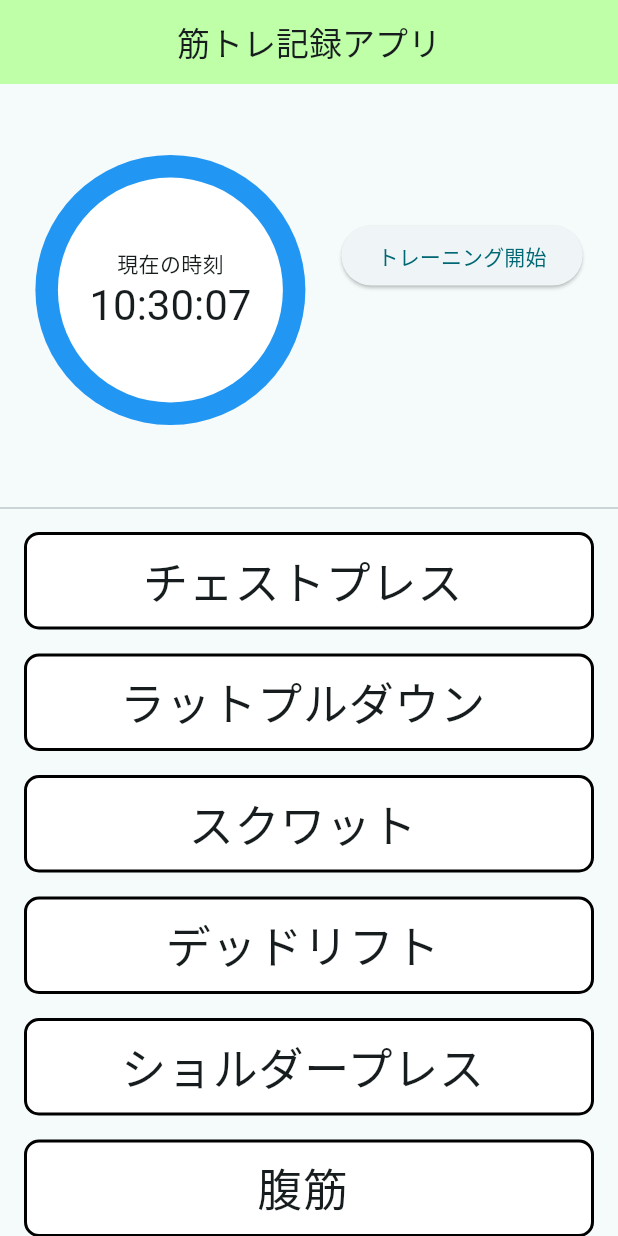
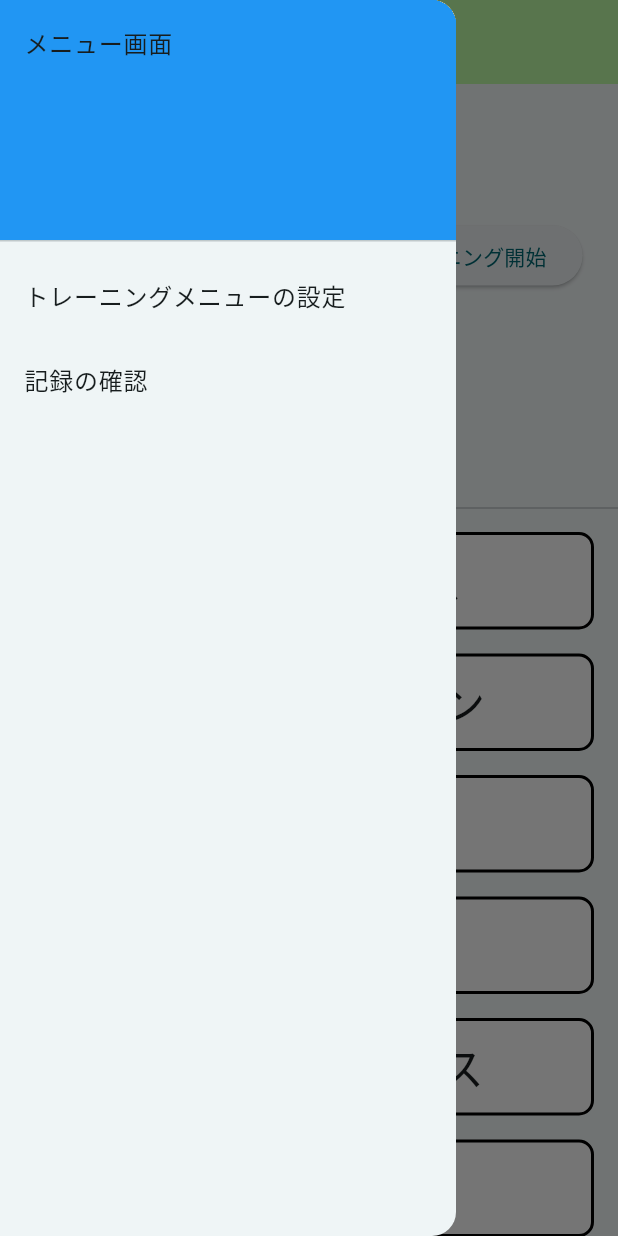
Before and after one commit to taishi29/GymLog, a Flutter app: the screen it shows after launch, with the side drawer open (before the commit the screen has no drawer), on a phone screen of 412 x 824 dp. Run offline on Flutter 3.47's test engine with Material 3 defaults, Android fonts, the phone set to English and light mode, and no system bars; our stand-ins replace sqflite; accounts and stored records are empty.

Commit message:
メニュー画面を、Drawerで作成しました。

```diff
--- /dev/null
+++ b/lib/component/custom_drawer.dart
@@ -0,0 +1,39 @@
+import 'package:flutter/material.dart';
+import 'package:gymlog/screens/log.dart';
+
+class CustomDrawer extends StatelessWidget {
+  const CustomDrawer({super.key});
+
+  @override
+  Widget build(BuildContext context) {
+    return Drawer(
+        child: ListView(
+      children: <Widget>[
+        DrawerHeader(
+          child: Text('メニュー画面'),
+          decoration: BoxDecoration(
+            color: Colors.blue,
+          ),
+        ),
+        ListTile(
+          title: Text('トレーニングメニューの設定'),
+          onTap: () {
+            Navigator.push(
+              context,
+              MaterialPageRoute(builder: (context) => LogPage()),
+            );
+          },
+        ),
+        ListTile(
+          title: Text('記録の確認'),
+          onTap: () {
+            Navigator.push(
+              context,
+              MaterialPageRoute(builder: (context) => LogPage()),
+            );
+          },
+        ),
+      ],
+    ));
+  }
+}
--- a/lib/db/db.dart
+++ b/lib/db/db.dart
@@ -74,6 +74,12 @@ class DatabaseHelper {
     return await db.insert('training_menu', row);
   }
 
+  // レコードにデータを追加するメソッド
+  Future<int> insertRecord(Map<String, dynamic> row) async {
+    final db = await database;
+    return await db.insert('record', row);
+  }
+
   // 特定のレコードを削除するメソッド
   Future<int> deleteMenu(int id) async {
     final db = await database;
--- a/lib/main.dart
+++ b/lib/main.dart
@@ -4,6 +4,7 @@ import 'package:flutter/material.dart';
 import 'package:gymlog/screens/log.dart';
 // component
 import 'package:gymlog/component/top_section.dart';
+import 'package:gymlog/component/custom_drawer.dart';
 
 // main関数
 void main() {
@@ -42,6 +43,7 @@ class HomeScreen extends StatelessWidget {
         backgroundColor: const Color.fromARGB(255, 191, 255, 168),
         centerTitle: true,
       ),
+      drawer: const CustomDrawer(), // メニューボタンがAppBarの左端に表示される。
       body: Column(
         children: [
           SizedBox(
--- a/pubspec.yaml
+++ b/pubspec.yaml
@@ -38,6 +38,9 @@ dependencies:
   cupertino_icons: ^1.0.8
   # ↓ListViewのアニメーション
   flutter_staggered_animations: ^1.1.1
+  sqflite: ^2.4.1
+  path_provider: ^2.1.5
+  path: ^1.9.0
 
 dev_dependencies:
   flutter_test:
```
Also changed, not shown: pubspec.lock, 2 other files.
